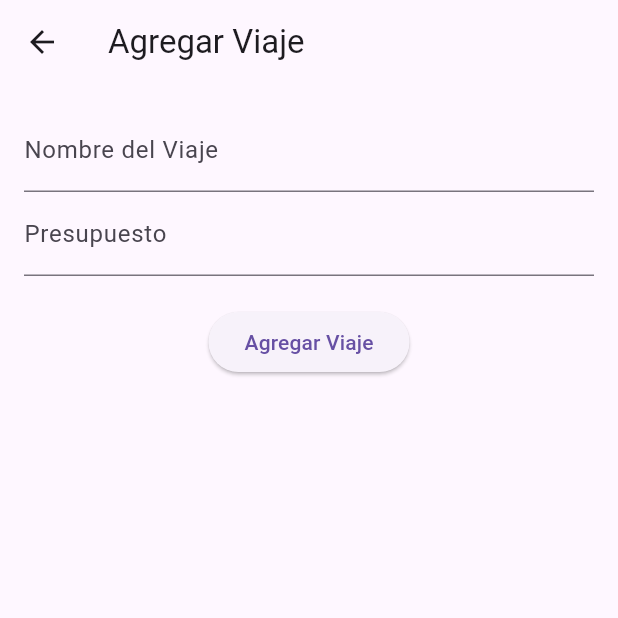
After one commit to Vel935/MobileTravels, a Flutter app: the screen it shows after launch, after a tap on the "add" icon, on a phone screen of 412 x 824 dp, the top half of it. The commit adds this screen. Run offline on Flutter 3.47's test engine with Material 3 defaults, Android fonts, the phone set to English and light mode, and no system bars.

Commit message:
Nuevo commit

```diff
--- a/lib/main.dart
+++ b/lib/main.dart
@@ -1,8 +1,21 @@
 import 'package:flutter/material.dart';
 import 'package:mobiletravels/pages/HomePage.dart';
+import 'package:mobiletravels/pages/TripsPage.dart';
+import 'package:mobiletravels/providers/ExpenseProvider.dart';
+import 'package:mobiletravels/providers/TripProvider.dart';
+
+import 'package:provider/provider.dart';
 
 void main() {
-  runApp(MyApp());
+  runApp(
+    MultiProvider(
+      providers: [
+        ChangeNotifierProvider(create: (_) => ExpenseProvider()),
+        ChangeNotifierProvider(create: (_) => TripProvider()),
+      ],
+      child: MyApp(),
+    ),
+  );
 }
 
 class MyApp extends StatelessWidget {
@@ -13,7 +26,7 @@ class MyApp extends StatelessWidget {
       theme: ThemeData(
         primarySwatch: Colors.blue,
       ),
-      home: HomePage(),
+      home: TripsPage(),
     );
   }
 }
--- /dev/null
+++ b/lib/pages/AddTripPage.dart
@@ -0,0 +1,45 @@
+import 'package:flutter/material.dart';
+import 'package:mobiletravels/providers/TripProvider.dart';
+import 'package:provider/provider.dart';
+
+class AddTripPage extends StatelessWidget {
+  final _nameController = TextEditingController();
+  final _budgetController = TextEditingController();
+
+  void _addTrip(BuildContext context) {
+    final name = _nameController.text;
+    final budget = double.parse(_budgetController.text);
+    Provider.of<TripProvider>(context, listen: false).addTrip(name, budget);
+    Navigator.pop(context);
+  }
+
+  @override
+  Widget build(BuildContext context) {
+    return Scaffold(
+      appBar: AppBar(
+        title: Text('Agregar Viaje'),
+      ),
+      body: Padding(
+        padding: EdgeInsets.all(16.0),
+        child: Column(
+          children: [
+            TextField(
+              controller: _nameController,
+              decoration: InputDecoration(labelText: 'Nombre del Viaje'),
+            ),
+            TextField(
+              controller: _budgetController,
+              decoration: InputDecoration(labelText: 'Presupuesto'),
+              keyboardType: TextInputType.number,
+            ),
+            SizedBox(height: 20),
+            ElevatedButton(
+              onPressed: () => _addTrip(context),
+              child: Text('Agregar Viaje'),
+            ),
+          ],
+        ),
+      ),
+    );
+  }
+}
--- /dev/null
+++ b/lib/pages/TripsPage.dart
@@ -0,0 +1,43 @@
+import 'package:flutter/material.dart';
+import 'package:mobiletravels/pages/AddTripPage.dart';
+import 'package:mobiletravels/pages/HomePage.dart';
+import 'package:mobiletravels/providers/TripProvider.dart';
+import 'package:provider/provider.dart';
+
+class TripsPage extends StatelessWidget {
+  @override
+  Widget build(BuildContext context) {
+    final trips = Provider.of<TripProvider>(context).trips;
+
+    return Scaffold(
+      appBar: AppBar(
+        title: Text('Lista de Viajes'),
+      ),
+      body: ListView.builder(
+        itemCount: trips.length,
+        itemBuilder: (context, index) {
+          return ListTile(
+            title: Text(trips[index].name),
+            onTap: () {
+              Provider.of<TripProvider>(context, listen: false)
+                  .selectTrip(index);
+              Navigator.push(
+                context,
+                MaterialPageRoute(builder: (context) => HomePage()),
+              );
+            },
+          );
+        },
+      ),
+      floatingActionButton: FloatingActionButton(
+        onPressed: () {
+          Navigator.push(
+            context,
+            MaterialPageRoute(builder: (context) => AddTripPage()),
+          );
+        },
+        child: Icon(Icons.add),
+      ),
+    );
+  }
+}
--- /dev/null
+++ b/lib/providers/TripProvider.dart
@@ -0,0 +1,41 @@
+import 'package:flutter/material.dart';
+
+class Trip {
+  final String name;
+  double budget;
+  final List<Map<String, dynamic>> expenses;
+
+  Trip({required this.name, required this.budget, required this.expenses});
+}
+
+class TripProvider with ChangeNotifier {
+  List<Trip> _trips = [];
+  Trip? _currentTrip;
+
+  List<Trip> get trips => _trips;
+  Trip? get currentTrip => _currentTrip;
+
+  void addTrip(String name, double budget) {
+    _trips.add(Trip(name: name, budget: budget, expenses: []));
+    notifyListeners();
+  }
+
+  void selectTrip(int index) {
+    _currentTrip = _trips[index];
+    notifyListeners();
+  }
+
+  void addExpenseToCurrentTrip(double amount, String category) {
+    if (_currentTrip != null) {
+      _currentTrip!.expenses.add({'amount': amount, 'category': category});
+      notifyListeners();
+    }
+  }
+
+  void setBudgetForCurrentTrip(double budget) {
+    if (_currentTrip != null) {
+      _currentTrip!.budget = budget;
+      notifyListeners();
+    }
+  }
+}
--- a/pubspec.yaml
+++ b/pubspec.yaml
@@ -9,11 +9,13 @@ environment:
 dependencies:
   flutter:
     sdk: flutter
+  provider: ^6.0.5
 
 dev_dependencies:
   flutter_test:
     sdk: flutter
   flutter_lints: ^3.0.0
 
+
 flutter:
   uses-material-design: true
```
Also changed, not shown: lib/pages/Budget.dart (+18 -16 lines), lib/pages/ExpensePage.dart (+14 -17 lines), lib/pages/HomePage.dart (+26 -14 lines), lib/pages/ReportPage.dart (+27 -7 lines), lib/providers/ExpenseProvider.dart (added, +19 -0 lines), pubspec.lock.
